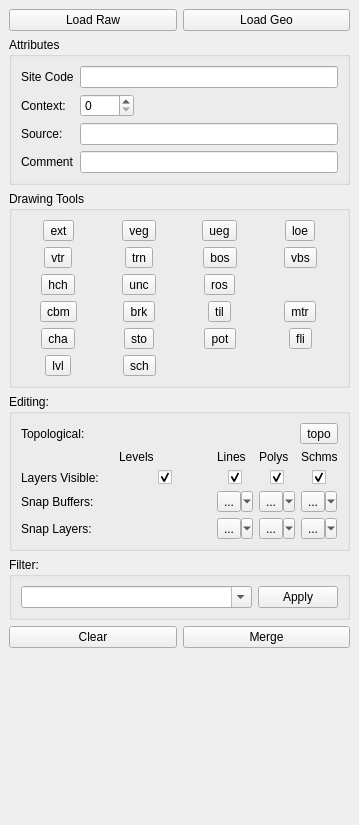
lparchaeology/ArkPlan, file ui_dock.ui: the form before one commit.
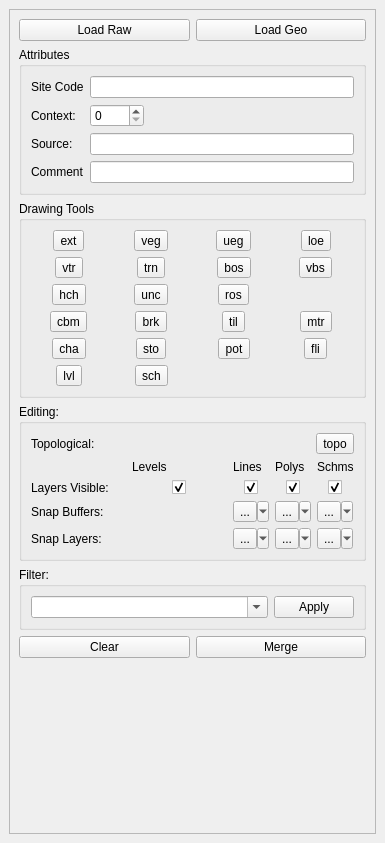
The form after the commit. Custom widgets are drawn as their Qt base class.

Commit message: Fix dock scroll and some clean-ups

What changed in the file:
```diff
--- a/ui_dock.ui
+++ b/ui_dock.ui
@@ -6,8 +6,8 @@
    <rect>
     <x>0</x>
     <y>0</y>
-    <width>359</width>
-    <height>825</height>
+    <width>385</width>
+    <height>843</height>
    </rect>
   </property>
   <property name="sizePolicy">
@@ -20,6 +20,30 @@
    <string>ArkPlan</string>
   </property>
   <widget class="QWidget" name="dockWidgetContents">
+   <layout class="QVBoxLayout" name="verticalLayout_4">
+    <item>
+     <widget class="QScrollArea" name="scrollArea">
+      <property name="sizePolicy">
+       <sizepolicy hsizetype="MinimumExpanding" vsizetype="Expanding">
+        <horstretch>0</horstretch>
+        <verstretch>0</verstretch>
+       </sizepolicy>
+      </property>
+      <property name="horizontalScrollBarPolicy">
+       <enum>Qt::ScrollBarAlwaysOff</enum>
+      </property>
+      <property name="widgetResizable">
+       <bool>true</bool>
+      </property>
+      <widget class="QWidget" name="scrollAreaWidgetContents">
+       <property name="geometry">
+        <rect>
+         <x>0</x>
+         <y>0</y>
+         <width>359</width>
+         <height>791</height>
+        </rect>
+       </property>
    <layout class="QVBoxLayout" name="verticalLayout">
     <item>
      <layout class="QHBoxLayout" name="horizontalLayout_4">
@@ -741,11 +765,15 @@
       </property>
       <property name="sizeHint" stdset="0">
        <size>
-        <width>20</width>
-        <height>6</height>
+            <width>17</width>
+            <height>1</height>
        </size>
       </property>
      </spacer>
+        </item>
+       </layout>
+      </widget>
+     </widget>
     </item>
    </layout>
   </widget>
```
Left out of the diff: 63 changed lines with no effect on the pictures. Lines whose indentation alone changed are shown as unchanged. The commit also changes 3 other files.
